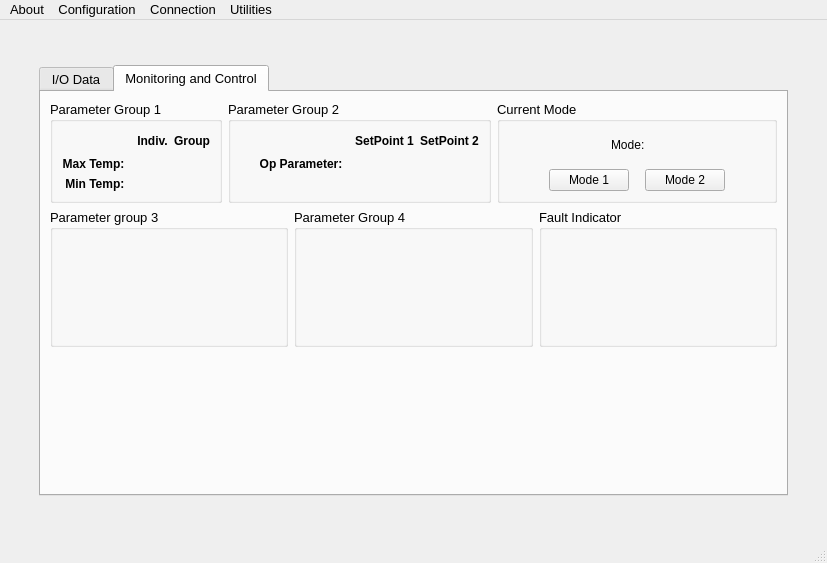
The window that TCP_Client/mainwindow.ui (epw7856/TCP_Client) describes before a commit, drawn with Qt 5.
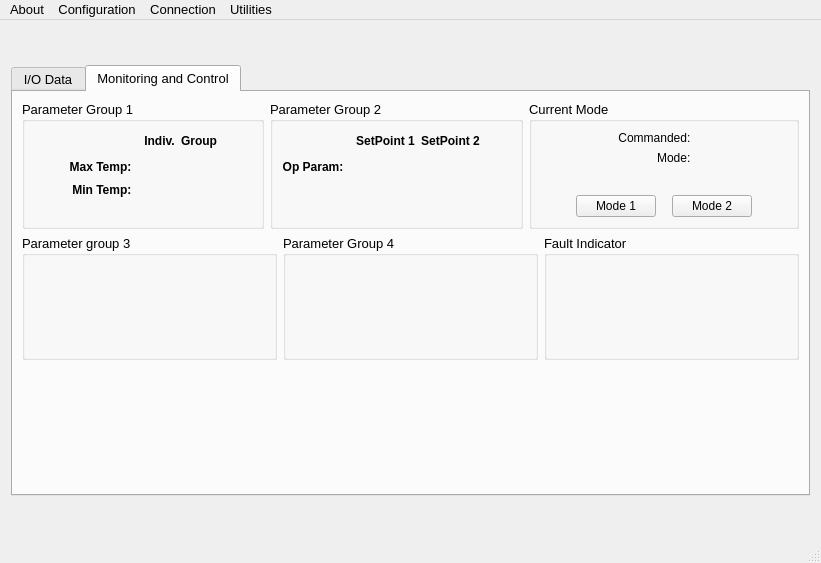
The same window after the commit. The open tabs and pages were chosen to show the change.

Commit message: Made modifications to monitoring and control page of the main window.

```diff
--- a/TCP_Client/mainwindow.ui
+++ b/TCP_Client/mainwindow.ui
@@ -6,7 +6,7 @@
    <rect>
     <x>0</x>
     <y>0</y>
-    <width>827</width>
+    <width>821</width>
     <height>563</height>
    </rect>
   </property>
@@ -597,14 +597,27 @@
                 <layout class="QVBoxLayout" name="verticalLayout_6">
                  <item>
                   <layout class="QGridLayout" name="gridLayout">
-                   <item row="0" column="0">
-                    <spacer name="horizontalSpacer_22">
+                   <item row="1" column="3">
+                    <widget class="QLabel" name="labelMaxTempGroup">
+                     <property name="font">
+                      <font>
+                       <family>Segoe UI</family>
+                       <pointsize>9</pointsize>
+                      </font>
+                     </property>
+                     <property name="text">
+                      <string>&lt;MaxTempGroup&gt;</string>
+                     </property>
+                     <property name="alignment">
+                      <set>Qt::AlignCenter</set>
+                     </property>
+                    </widget>
+                   </item>
+                   <item row="1" column="0">
+                    <spacer name="horizontalSpacer_27">
                      <property name="orientation">
                       <enum>Qt::Horizontal</enum>
                      </property>
-                     <property name="sizeType">
-                      <enum>QSizePolicy::Minimum</enum>
-                     </property>
                      <property name="sizeHint" stdset="0">
                       <size>
                        <width>40</width>
@@ -613,7 +626,7 @@
                      </property>
                     </spacer>
                    </item>
-                   <item row="2" column="0">
+                   <item row="2" column="1">
                     <widget class="QLabel" name="label_7">
                      <property name="font">
                       <font>
@@ -631,7 +644,7 @@
                      </property>
                     </widget>
                    </item>
-                   <item row="2" column="1">
+                   <item row="2" column="2">
                     <widget class="QLabel" name="labelMinTempIndiv">
                      <property name="font">
                       <font>
@@ -647,73 +660,7 @@
                      </property>
                     </widget>
                    </item>
-                   <item row="2" column="2">
-                    <widget class="QLabel" name="labelMinTempGroup">
-                     <property name="font">
-                      <font>
-                       <family>Segoe UI</family>
-                       <pointsize>9</pointsize>
-                      </font>
-                     </property>
-                     <property name="text">
-                      <string>&lt;MinTempGroup&gt;</string>
-                     </property>
-                     <property name="alignment">
-                      <set>Qt::AlignCenter</set>
-                     </property>
-                    </widget>
-                   </item>
-                   <item row="0" column="1">
-                    <widget class="QLabel" name="label_3">
-                     <property name="font">
-                      <font>
-                       <family>Segoe UI</family>
-                       <pointsize>9</pointsize>
-                       <weight>75</weight>
-                       <bold>true</bold>
-                      </font>
-                     </property>
-                     <property name="text">
-                      <string>Indiv.</string>
-                     </property>
-                     <property name="alignment">
-                      <set>Qt::AlignCenter</set>
-                     </property>
-                    </widget>
-                   </item>
                    <item row="1" column="1">
-                    <widget class="QLabel" name="labelMaxTempIndiv">
-                     <property name="font">
-                      <font>
-                       <family>Segoe UI</family>
-                       <pointsize>9</pointsize>
-                      </font>
-                     </property>
-                     <property name="text">
-                      <string>&lt;MaxTempIndiv&gt;</string>
-                     </property>
-                     <property name="alignment">
-                      <set>Qt::AlignCenter</set>
-                     </property>
-                    </widget>
-                   </item>
-                   <item row="1" column="2">
-                    <widget class="QLabel" name="labelMaxTempGroup">
-                     <property name="font">
-                      <font>
-                       <family>Segoe UI</family>
-                       <pointsize>9</pointsize>
-                      </font>
-                     </property>
-                     <property name="text">
-                      <string>&lt;MaxTempGroup&gt;</string>
-                     </property>
-                     <property name="alignment">
-                      <set>Qt::AlignCenter</set>
-                     </property>
-                    </widget>
-                   </item>
-                   <item row="1" column="0">
                     <widget class="QLabel" name="label_2">
                      <property name="font">
                       <font>
@@ -731,7 +678,23 @@
                      </property>
                     </widget>
                    </item>
-                   <item row="0" column="2">
+                   <item row="2" column="3">
+                    <widget class="QLabel" name="labelMinTempGroup">
+                     <property name="font">
+                      <font>
+                       <family>Segoe UI</family>
+                       <pointsize>9</pointsize>
+                      </font>
+                     </property>
+                     <property name="text">
+                      <string>&lt;MinTempGroup&gt;</string>
+                     </property>
+                     <property name="alignment">
+                      <set>Qt::AlignCenter</set>
+                     </property>
+                    </widget>
+                   </item>
+                   <item row="0" column="3">
                     <widget class="QLabel" name="label_4">
                      <property name="font">
                       <font>
@@ -749,6 +712,82 @@
                      </property>
                     </widget>
                    </item>
+                   <item row="1" column="4">
+                    <spacer name="horizontalSpacer_26">
+                     <property name="orientation">
+                      <enum>Qt::Horizontal</enum>
+                     </property>
+                     <property name="sizeHint" stdset="0">
+                      <size>
+                       <width>40</width>
+                       <height>20</height>
+                      </size>
+                     </property>
+                    </spacer>
+                   </item>
+                   <item row="0" column="1">
+                    <spacer name="horizontalSpacer_22">
+                     <property name="orientation">
+                      <enum>Qt::Horizontal</enum>
+                     </property>
+                     <property name="sizeType">
+                      <enum>QSizePolicy::Minimum</enum>
+                     </property>
+                     <property name="sizeHint" stdset="0">
+                      <size>
+                       <width>40</width>
+                       <height>20</height>
+                      </size>
+                     </property>
+                    </spacer>
+                   </item>
+                   <item row="1" column="2">
+                    <widget class="QLabel" name="labelMaxTempIndiv">
+                     <property name="font">
+                      <font>
+                       <family>Segoe UI</family>
+                       <pointsize>9</pointsize>
+                      </font>
+                     </property>
+                     <property name="text">
+                      <string>&lt;MaxTempIndiv&gt;</string>
+                     </property>
+                     <property name="alignment">
+                      <set>Qt::AlignCenter</set>
+                     </property>
+                    </widget>
+                   </item>
+                   <item row="0" column="2">
+                    <widget class="QLabel" name="label_3">
+                     <property name="font">
+                      <font>
+                       <family>Segoe UI</family>
+                       <pointsize>9</pointsize>
+                       <weight>75</weight>
+                       <bold>true</bold>
+                      </font>
+                     </property>
+                     <property name="text">
+                      <string>Indiv.</string>
+                     </property>
+                     <property name="alignment">
+                      <set>Qt::AlignCenter</set>
+                     </property>
+                    </widget>
+                   </item>
+                   <item row="3" column="1">
+                    <spacer name="horizontalSpacer_28">
+                     <property name="orientation">
+                      <enum>Qt::Horizontal</enum>
+                     </property>
+                     <property name="sizeHint" stdset="0">
+                      <size>
+                       <width>40</width>
+                       <height>20</height>
+                      </size>
+                     </property>
+                    </spacer>
+                   </item>
                   </layout>
                  </item>
                 </layout>
@@ -799,24 +838,6 @@
                      </property>
                     </widget>
                    </item>
-                   <item row="1" column="0">
-                    <widget class="QLabel" name="label_8">
-                     <property name="font">
-                      <font>
-                       <family>Segoe UI</family>
-                       <pointsize>9</pointsize>
-                       <weight>75</weight>
-                       <bold>true</bold>
-                      </font>
-                     </property>
-                     <property name="text">
-                      <string>Op Parameter:  </string>
-                     </property>
-                     <property name="alignment">
-                      <set>Qt::AlignRight|Qt::AlignTrailing|Qt::AlignVCenter</set>
-                     </property>
-                    </widget>
-                   </item>
                    <item row="1" column="1">
                     <widget class="QLabel" name="labelSetPoint1">
                      <property name="font">
@@ -833,6 +854,32 @@
                      </property>
                     </widget>
                    </item>
+                   <item row="2" column="0">
+                    <spacer name="horizontalSpacer_24">
+                     <property name="orientation">
+                      <enum>Qt::Horizontal</enum>
+                     </property>
+                     <property name="sizeHint" stdset="0">
+                      <size>
+                       <width>40</width>
+                       <height>20</height>
+                      </size>
+                     </property>
+                    </spacer>
+                   </item>
+                   <item row="1" column="3">
+                    <spacer name="horizontalSpacer_25">
+                     <property name="orientation">
+                      <enum>Qt::Horizontal</enum>
+                     </property>
+                     <property name="sizeHint" stdset="0">
+                      <size>
+                       <width>40</width>
+                       <height>20</height>
+                      </size>
+                     </property>
+                    </spacer>
+                   </item>
                    <item row="1" column="2">
                     <widget class="QLabel" name="label_SetPoint2">
                      <property name="font">
@@ -849,6 +896,37 @@
                      </property>
                     </widget>
                    </item>
+                   <item row="1" column="0">
+                    <widget class="QLabel" name="label_8">
+                     <property name="font">
+                      <font>
+                       <family>Segoe UI</family>
+                       <pointsize>9</pointsize>
+                       <weight>75</weight>
+                       <bold>true</bold>
+                      </font>
+                     </property>
+                     <property name="text">
+                      <string>Op Param:  </string>
+                     </property>
+                     <property name="alignment">
+                      <set>Qt::AlignRight|Qt::AlignTrailing|Qt::AlignVCenter</set>
+                     </property>
+                    </widget>
+                   </item>
+                   <item row="0" column="0">
+                    <spacer name="horizontalSpacer_23">
+                     <property name="orientation">
+                      <enum>Qt::Horizontal</enum>
+                     </property>
+                     <property name="sizeHint" stdset="0">
+                      <size>
+                       <width>40</width>
+                       <height>20</height>
+                      </size>
+                     </property>
+                    </spacer>
+                   </item>
                    <item row="0" column="2">
                     <widget class="QLabel" name="label_6">
                      <property name="font">
@@ -867,8 +945,8 @@
                      </property>
                     </widget>
                    </item>
-                   <item row="2" column="0">
-                    <spacer name="horizontalSpacer_24">
+                   <item row="3" column="0">
+                    <spacer name="horizontalSpacer_29">
                      <property name="orientation">
                       <enum>Qt::Horizontal</enum>
                      </property>
@@ -913,33 +991,72 @@
                     </spacer>
                    </item>
                    <item>
-                    <widget class="QLabel" name="label">
-                     <property name="font">
-                      <font>
-                       <family>Segoe UI</family>
-                       <pointsize>9</pointsize>
-                      </font>
+                    <layout class="QFormLayout" name="formLayout">
+                     <property name="labelAlignment">
+                      <set>Qt::AlignRight|Qt::AlignTrailing|Qt::AlignVCenter</set>
                      </property>
-                     <property name="text">
-                      <string>Mode:  </string>
-                     </property>
-                    </widget>
+                     <item row="0" column="0">
+                      <widget class="QLabel" name="label_9">
+                       <property name="font">
+                        <font>
+                         <family>Segoe UI</family>
+                         <pointsize>9</pointsize>
+                        </font>
+                       </property>
+                       <property name="text">
+                        <string>Commanded:  </string>
+                       </property>
+                       <property name="alignment">
+                        <set>Qt::AlignRight|Qt::AlignTrailing|Qt::AlignVCenter</set>
+                       </property>
+                      </widget>
+                     </item>
+                     <item row="0" column="1">
+                      <widget class="QLabel" name="labelCommandedMode">
+                       <property name="font">
+                        <font>
+                         <family>Segoe UI</family>
+                         <pointsize>9</pointsize>
+                        </font>
+                       </property>
+                       <property name="text">
+                        <string>&lt;Command&gt;</string>
+                       </property>
+                      </widget>
+                     </item>
+                     <item row="1" column="0">
+                      <widget class="QLabel" name="label">
+                       <property name="font">
+                        <font>
+                         <family>Segoe UI</family>
+                         <pointsize>9</pointsize>
+                        </font>
+                       </property>
+                       <property name="text">
+                        <string>Mode:  </string>
+                       </property>
+                       <property name="alignment">
+                        <set>Qt::AlignRight|Qt::AlignTrailing|Qt::AlignVCenter</set>
+                       </property>
+                      </widget>
+                     </item>
+                     <item row="1" column="1">
+                      <widget class="QLabel" name="labelCurrentMode">
+                       <property name="font">
+                        <font>
+                         <family>Segoe UI</family>
+                         <pointsize>9</pointsize>
+                        </font>
+                       </property>
+                       <property name="text">
+                        <string>&lt;Mode&gt;</string>
+                       </property>
+                      </widget>
+                     </item>
+                    </layout>
                    </item>
                    <item>
-                    <widget class="QLabel" name="labelCurrentMode">
-                     <property name="font">
-                      <font>
-                       <family>Segoe UI</family>
-                       <pointsize>9</pointsize>
-                      </font>
-                     </property>
-                     <property name="text">
-                      <string>&lt;Mode&gt;</string>
-                     </property>
-                    </widget>
-                   </item>
-                   <item>
-                    <spacer name="horizontalSpacer_13">
+                    <spacer name="horizontalSpacer_31">
                      <property name="orientation">
                       <enum>Qt::Horizontal</enum>
                      </property>
@@ -953,22 +1070,6 @@
                    </item>
                   </layout>
                  </item>
-                 <item>
-                  <spacer name="verticalSpacer_9">
-                   <property name="orientation">
-                    <enum>Qt::Vertical</enum>
-                   </property>
-                   <property name="sizeType">
-                    <enum>QSizePolicy::Fixed</enum>
-                   </property>
-                   <property name="sizeHint" stdset="0">
-                    <size>
-                     <width>20</width>
-                     <height>5</height>
-                    </size>
-                   </property>
-                  </spacer>
-                 </item>
                  <item>
                   <layout class="QHBoxLayout" name="horizontalLayout_9">
                    <item>
@@ -1224,7 +1325,7 @@
     <rect>
      <x>0</x>
      <y>0</y>
-     <width>827</width>
+     <width>821</width>
      <height>23</height>
     </rect>
    </property>
```
Left out of the diff: 17 changed lines with no effect on the pictures. The commit also changes 1 other file.
